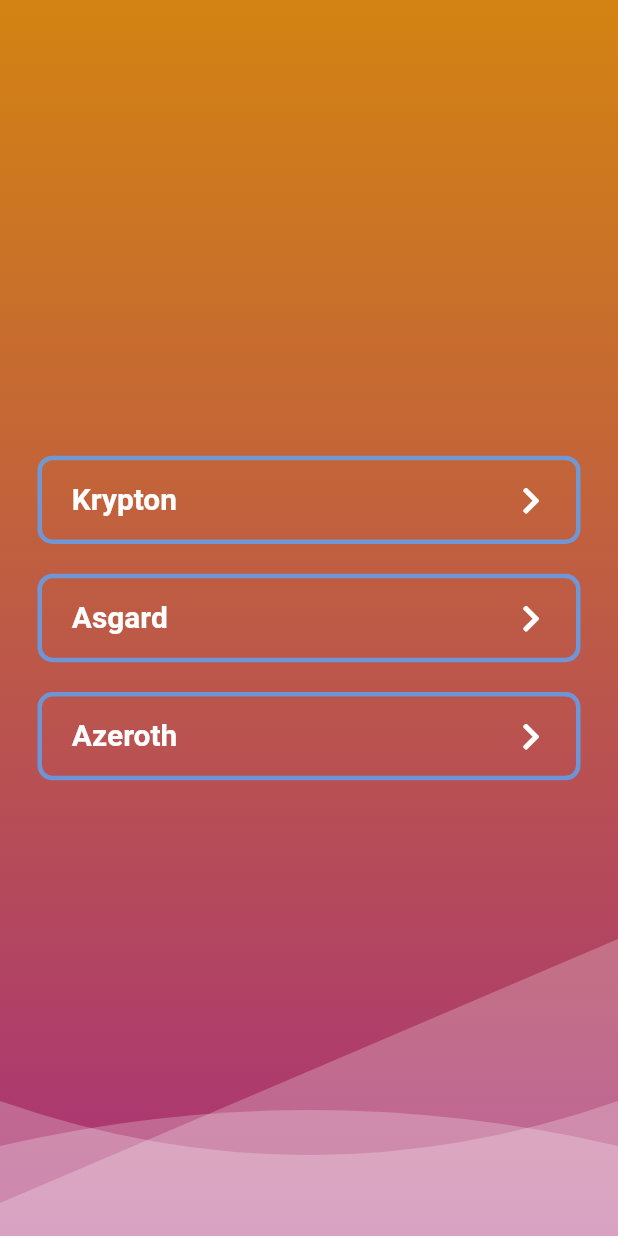
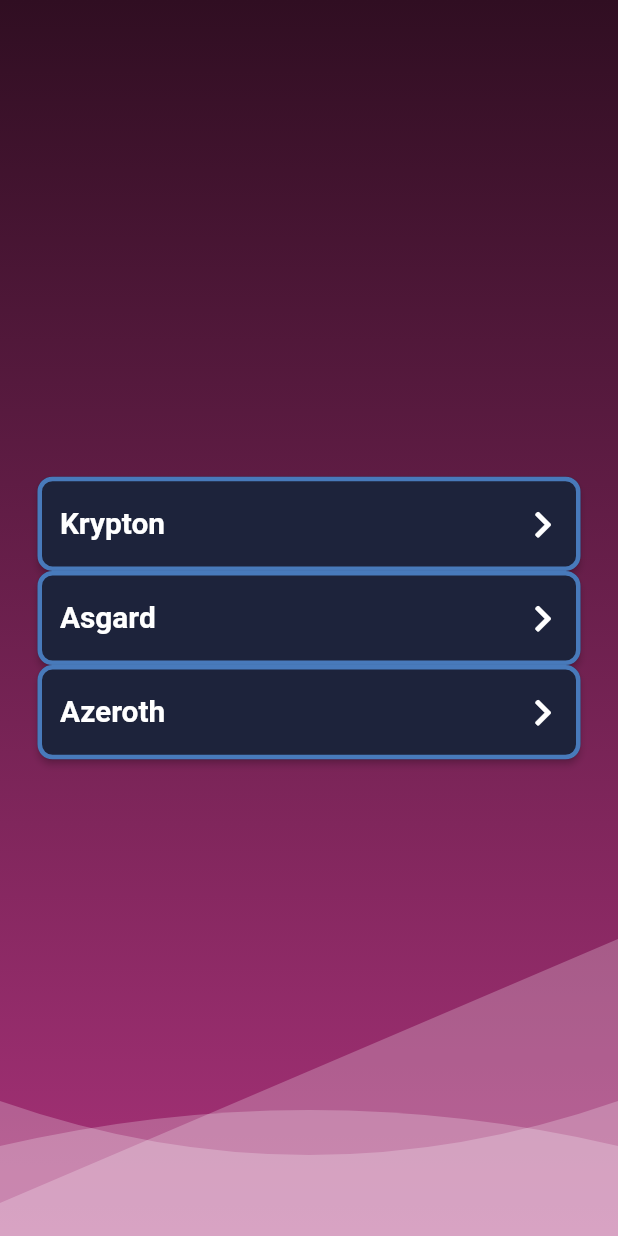
Before and after one commit to abourazanis/wuggame, a Flutter app: the GameScreen screen opened by its route, on a phone screen of 412 x 824 dp. Run offline on Flutter 3.47's test engine with Material 2 defaults, Android fonts, the phone set to English and light mode, and no system bars; our stand-ins replace flare_flutter, font_awesome_flutter, simple_animations.

Commit message:
fix: Change colors in game screen background, use Material widget wrapper instead of Inkwell only in Game item buttons

```diff
--- a/lib/ui/game_screen.dart
+++ b/lib/ui/game_screen.dart
@@ -74,14 +74,9 @@ class GameScreenState extends State<GameScreen> with TickerProviderStateMixin {
     final double width = screenSize.width;
 
     return Scaffold(
-        // backgroundColor: WugColors.darkBlue,
         body: Container(
             width: screenSize.width,
             height: screenSize.height,
-            // padding: EdgeInsets.only(
-            //   left: screenAwareSize(25.0, context),
-            //   right: screenAwareSize(25.0, context),
-            // ),
             child: Stack(alignment: Alignment.center, children: <Widget>[
               Positioned.fill(child: AnimatedBackground()),
               onBottom(AnimatedWave(
@@ -112,7 +107,9 @@ class GameScreenState extends State<GameScreen> with TickerProviderStateMixin {
                           return _buildPhrase(phrases[index], index, width);
                         })),
               ),
-              Center(
+              Positioned.fill(
+                child: Align(
+                  alignment: Alignment.center,
                   child: AnimatedOpacity(
                     duration: Duration(milliseconds: 200),
                     opacity: answerSelected ? 1.0 : 0.0,
@@ -138,6 +135,7 @@ class GameScreenState extends State<GameScreen> with TickerProviderStateMixin {
                               color: Colors.white),
                         )
                       ],
+                    ),
                   ),
                 ),
               ),
--- a/lib/ui/widgets/game_animated_background.dart
+++ b/lib/ui/widgets/game_animated_background.dart
@@ -7,7 +7,7 @@ class AnimatedBackground extends StatelessWidget {
   Widget build(BuildContext context) {
     final tween = MultiTrackTween([
       Track("color1").add(Duration(seconds: 3),
-          ColorTween(begin: Color(0xffD38312), end: WugColors.darkBlue)),
+          ColorTween(begin: Color(0xff300e22), end: WugColors.darkBlue)),
       Track("color2").add(Duration(seconds: 3),
           ColorTween(begin: Color(0xffA83279), end: WugColors.darkBlue))
     ]);
--- a/lib/ui/widgets/game_listitem.dart
+++ b/lib/ui/widgets/game_listitem.dart
@@ -57,6 +57,16 @@ class GameListItem extends StatelessWidget {
         return Transform(
           transform: Matrix4.translationValues(
               positionAnimation.value * width, 0.0, 0.0),
+          child: Material(
+            color: WugColors.darkBlue,
+            elevation: 2,
+            shape: OutlineInputBorder(
+                borderRadius: BorderRadius.circular(10),
+                borderSide: BorderSide(
+                    color:
+                        WugColors.lightBlue.withOpacity(borderAnimation.value),
+                    width: 3.0,
+                    style: BorderStyle.solid)),
             child: InkWell(
               splashColor: WugColors.lightBlue,
               onTap: this.onTap,
@@ -67,17 +77,9 @@ class GameListItem extends StatelessWidget {
                     margin: EdgeInsets.symmetric(
                       vertical: screenAwareSize(10.0, context),
                     ),
-                  padding: EdgeInsets.fromLTRB(
-                      screenAwareSize(20.0, context),
-                      screenAwareSize(15.0, context),
-                      screenAwareSize(20.0, context),
-                      screenAwareSize(15.0, context)),
-                  decoration: BoxDecoration(
-                      border: Border.all(
-                          color: WugColors.lightBlue
-                              .withOpacity(borderAnimation.value),
-                          width: 3),
-                      borderRadius: BorderRadius.all(Radius.circular(10))),
+                    padding: EdgeInsets.symmetric(
+                        vertical: screenAwareSize(10.0, context),
+                        horizontal: screenAwareSize(15.0, context)),
                     child: Row(
                       mainAxisAlignment: MainAxisAlignment.spaceBetween,
                       crossAxisAlignment: CrossAxisAlignment.center,
@@ -96,6 +98,7 @@ class GameListItem extends StatelessWidget {
                     )),
               ),
             ),
+          ),
         );
       },
     );
--- a/lib/ui/widgets/menubutton_animation.dart
+++ b/lib/ui/widgets/menubutton_animation.dart
@@ -28,7 +28,7 @@ class MenuButtonAnimation extends StatelessWidget {
                   ),
                   curve: Curves.easeOutExpo)
               .add(
-                  Duration(milliseconds: 800),
+                  Duration(milliseconds: 400),
                   Tween(
                     begin: 1.0,
                     end: 10.0,
```
Lines whose indentation alone changed are shown as unchanged.
